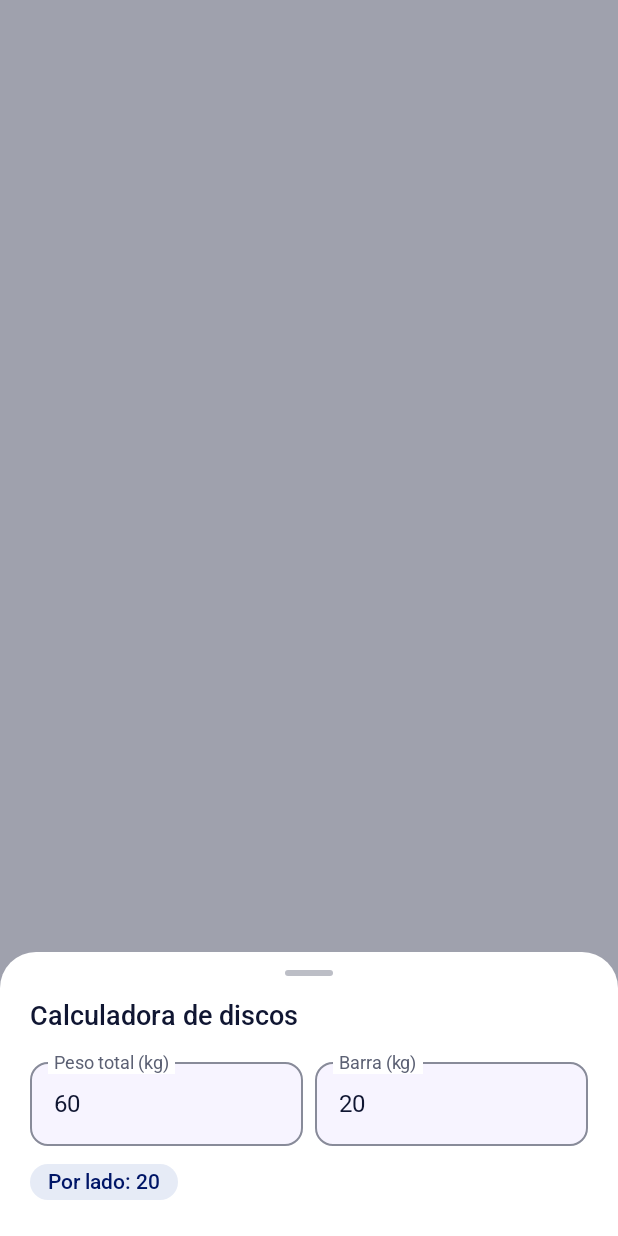
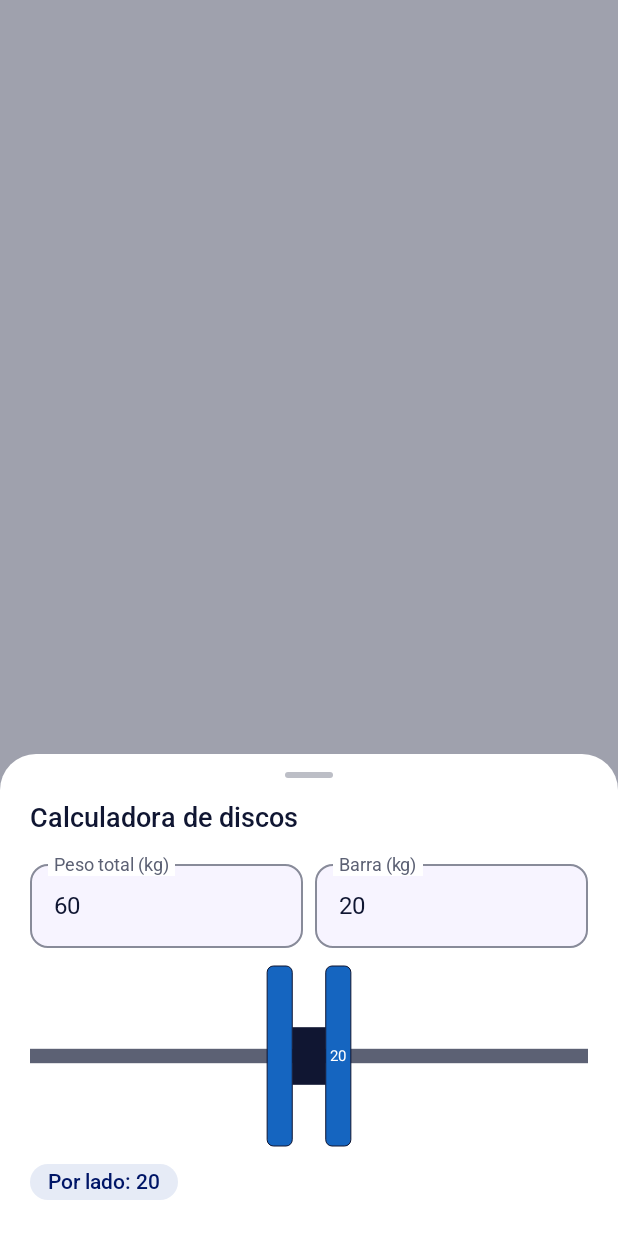
Before and after one commit to DavNat13/Abitus-D, an Android app built with Jetpack Compose: the composable PlateCalculatorSheet called with empty values, on a phone screen of 412 x 824 dp. Run offline under Robolectric (Android 15) with nearby library versions, the phone set to English and light mode, and no system bars.

Commit message:
feat(android): graphic plate calculator; docs: phase 5 memory and idea status
Co-Authored-By: Claude Opus 5.5 <noreply@anthropic.com>

```diff
--- /dev/null
+++ b/android/app/src/main/java/com/abitusd/app/feature/workout/ui/active/PlateBar.kt
@@ -0,0 +1,115 @@
+@file:Suppress("MagicNumber") // Drawing proportions and the IWF plate color table.
+
+package com.abitusd.app.feature.workout.ui.active
+
+import androidx.compose.foundation.Canvas
+import androidx.compose.foundation.layout.fillMaxWidth
+import androidx.compose.foundation.layout.height
+import androidx.compose.runtime.Composable
+import androidx.compose.ui.Modifier
+import androidx.compose.ui.geometry.CornerRadius
+import androidx.compose.ui.geometry.Offset
+import androidx.compose.ui.geometry.Size
+import androidx.compose.ui.graphics.Color
+import androidx.compose.ui.semantics.contentDescription
+import androidx.compose.ui.semantics.semantics
+import androidx.compose.ui.text.TextStyle
+import androidx.compose.ui.text.drawText
+import androidx.compose.ui.text.rememberTextMeasurer
+import androidx.compose.ui.unit.dp
+import androidx.compose.ui.unit.sp
+import com.abitusd.app.core.designsystem.theme.AppTheme
+
+/**
+ * Loaded barbell drawn to scale (11f): plates per side, largest inside, with the competition color
+ * code (IWF: 25 red, 20 blue, 15 yellow, 10 green, 5 white) and every plate labeled with its weight,
+ * so color is never the only cue.
+ */
+@Composable
+fun PlateBar(
+    perSide: List<Double>,
+    description: String,
+    modifier: Modifier = Modifier,
+) {
+    val colors = AppTheme.colors
+    val measurer = rememberTextMeasurer()
+    Canvas(modifier.fillMaxWidth().height(HEIGHT.dp).semantics { contentDescription = description }) {
+        val midY = size.height / 2
+        val shaft = size.height * SHAFT
+        drawRect(colors.textSecondary, Offset(0f, midY - shaft / 2), Size(size.width, shaft))
+        val unit = size.width / UNITS
+        val plates = perSide.sortedDescending()
+        var x = size.width / 2 + unit * COLLAR
+        drawRect(
+            colors.textPrimary,
+            Offset(size.width / 2 - unit * COLLAR, midY - shaft * 2),
+            Size(
+                unit * COLLAR * 2,
+                shaft * 4,
+            ),
+        )
+        for (kg in plates) {
+            val (fill, ink) = plateColors(kg, colors.outline)
+            val h = size.height * heightFactor(kg)
+            val w = unit * widthFactor(kg)
+            for (left in listOf(x, size.width - x - w)) {
+                drawRoundRect(fill, Offset(left, midY - h / 2), Size(w, h), CornerRadius(w / 4))
+                drawRoundRect(
+                    colors.textPrimary,
+                    Offset(left, midY - h / 2),
+                    Size(w, h),
+                    CornerRadius(w / 4),
+                    style =
+                        androidx.compose.ui.graphics.drawscope
+                            .Stroke(1f),
+                )
+            }
+            val label = measurer.measure(formatPlate(kg), TextStyle(fontSize = LABEL.sp, color = ink))
+            if (label.size.width <= w) {
+                drawText(label, topLeft = Offset(x + (w - label.size.width) / 2, midY - label.size.height / 2))
+            }
+            x += w + unit * GAP
+        }
+    }
+}
+
+private fun formatPlate(kg: Double) = if (kg % 1.0 == 0.0) kg.toInt().toString() else kg.toString()
+
+private fun heightFactor(kg: Double) =
+    when {
+        kg >= BIG_KG -> 1f
+        kg >= MID_KG -> MID_H
+        kg >= SMALL_KG -> SMALL_H
+        else -> TINY_H
+    }
+
+private fun widthFactor(kg: Double) = if (kg >= MID_KG) WIDE else NARROW
+
+private fun plateColors(
+    kg: Double,
+    other: Color,
+): Pair<Color, Color> =
+    when (kg) {
+        25.0 -> Color(0xFFC62828) to Color.White
+        20.0 -> Color(0xFF1565C0) to Color.White
+        15.0 -> Color(0xFFF9A825) to Color.Black
+        10.0 -> Color(0xFF2E7D32) to Color.White
+        5.0 -> Color.White to Color.Black
+        2.5 -> Color(0xFFC62828) to Color.White
+        else -> other to Color.Black
+    }
+
+private const val HEIGHT = 120
+private const val SHAFT = 0.08f
+private const val UNITS = 40f
+private const val COLLAR = 1.2f
+private const val GAP = 0.15f
+private const val WIDE = 1.8f
+private const val NARROW = 1.1f
+private const val LABEL = 10
+private const val BIG_KG = 10.0
+private const val MID_KG = 5.0
+private const val SMALL_KG = 2.5
+private const val MID_H = 0.55f
+private const val SMALL_H = 0.42f
+private const val TINY_H = 0.34f
--- a/android/app/src/main/java/com/abitusd/app/feature/workout/ui/active/SessionSheets.kt
+++ b/android/app/src/main/java/com/abitusd/app/feature/workout/ui/active/SessionSheets.kt
@@ -85,15 +85,9 @@ fun PlateCalculatorSheet(
             }, Modifier.weight(1f), decimal = true)
         }
         val result = PlateCalculator.perSide(target, bar)
-        InfoPill(
-            stringResource(
-                R.string.plate_per_side,
-                result.perSide.joinToString(" + ") {
-                    formatKg(it)
-                },
-            ),
-            emphasized = true,
-        )
+        val perSide = stringResource(R.string.plate_per_side, result.perSide.joinToString(" + ") { formatKg(it) })
+        PlateBar(result.perSide, perSide)
+        InfoPill(perSide, emphasized = true)
         if (!result.exact(target)) InfoPill(stringResource(R.string.plate_not_exact, formatKg(result.reachedKg)))
     }
 }
```
Also changed, not shown: 7 other files.
